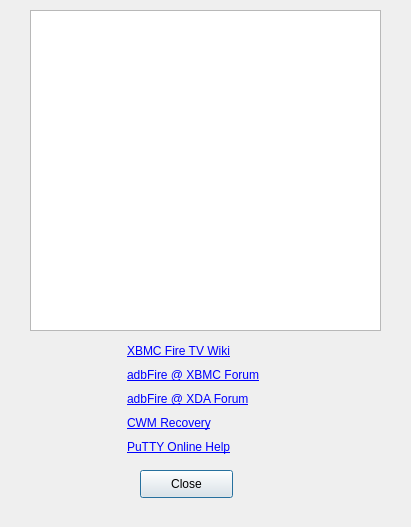
This is helpdialog.ui in kbrack1/adbFire as Qt 5 draws it before an edit. The edited form follows.
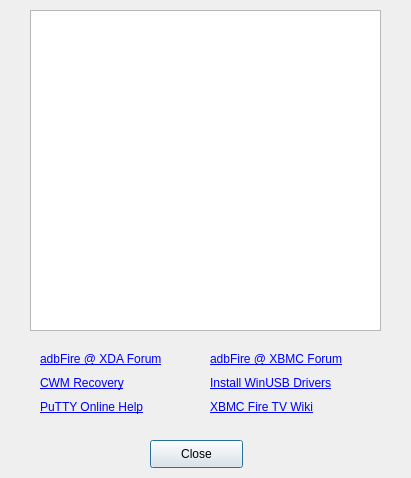
This is the edited form.

The edit to the form file:
```diff
--- a/helpdialog.ui
+++ b/helpdialog.ui
@@ -7,7 +7,7 @@
     <x>0</x>
     <y>0</y>
     <width>411</width>
-    <height>527</height>
+    <height>478</height>
    </rect>
   </property>
   <property name="windowTitle">
@@ -36,8 +36,8 @@
   <widget class="QPushButton" name="pushButton">
    <property name="geometry">
     <rect>
-     <x>140</x>
-     <y>470</y>
+     <x>150</x>
+     <y>440</y>
      <width>93</width>
      <height>28</height>
     </rect>
@@ -46,42 +46,16 @@
     <string>Close</string>
    </property>
   </widget>
-  <widget class="QWidget" name="layoutWidget">
+  <widget class="QWidget" name="">
    <property name="geometry">
     <rect>
-     <x>127</x>
-     <y>342</y>
-     <width>191</width>
-     <height>114</height>
+     <x>40</x>
+     <y>350</y>
+     <width>138</width>
+     <height>66</height>
     </rect>
    </property>
    <layout class="QVBoxLayout" name="verticalLayout">
-    <item>
-     <widget class="QLabel" name="label_5">
-      <property name="text">
-       <string>&lt;a href=&quot;http://wiki.xbmc.org/index.php?title=Amazon_Fire_TV&quot;&gt;XBMC Fire TV Wiki&lt;/a&gt;</string>
-      </property>
-      <property name="openExternalLinks">
-       <bool>true</bool>
-      </property>
-      <property name="textInteractionFlags">
-       <set>Qt::LinksAccessibleByMouse|Qt::TextSelectableByMouse</set>
-      </property>
-     </widget>
-    </item>
-    <item>
-     <widget class="QLabel" name="label_6">
-      <property name="text">
-       <string>&lt;a href=&quot;http://forum.xbmc.org/showthread.php?tid=198873&quot;&gt;adbFire @ XBMC Forum&lt;/a&gt;</string>
-      </property>
-      <property name="openExternalLinks">
-       <bool>true</bool>
-      </property>
-      <property name="textInteractionFlags">
-       <set>Qt::LinksAccessibleByMouse|Qt::TextSelectableByMouse</set>
-      </property>
-     </widget>
-    </item>
     <item>
      <widget class="QLabel" name="label_7">
       <property name="text">
@@ -123,6 +97,57 @@
     </item>
    </layout>
   </widget>
+  <widget class="QWidget" name="">
+   <property name="geometry">
+    <rect>
+     <x>210</x>
+     <y>350</y>
+     <width>150</width>
+     <height>66</height>
+    </rect>
+   </property>
+   <layout class="QVBoxLayout" name="verticalLayout_2">
+    <item>
+     <widget class="QLabel" name="label_6">
+      <property name="text">
+       <string>&lt;a href=&quot;http://forum.xbmc.org/showthread.php?tid=198873&quot;&gt;adbFire @ XBMC Forum&lt;/a&gt;</string>
+      </property>
+      <property name="openExternalLinks">
+       <bool>true</bool>
+      </property>
+      <property name="textInteractionFlags">
+       <set>Qt::LinksAccessibleByMouse|Qt::TextSelectableByMouse</set>
+      </property>
+     </widget>
+    </item>
+    <item>
+     <widget class="QLabel" name="label_11">
+      <property name="text">
+       <string>&lt;html&gt;&lt;head/&gt;&lt;body&gt;&lt;p&gt;&lt;a href=&quot;http://www.jocala.com/usbdriver/index.html&quot;&gt;&lt;span style=&quot; text-decoration: underline; color:#0000ff;&quot;&gt;Install WinUSB Drivers&lt;/span&gt;&lt;/a&gt;&lt;/p&gt;&lt;/body&gt;&lt;/html&gt;</string>
+      </property>
+      <property name="openExternalLinks">
+       <bool>true</bool>
+      </property>
+      <property name="textInteractionFlags">
+       <set>Qt::LinksAccessibleByMouse|Qt::TextSelectableByMouse</set>
+      </property>
+     </widget>
+    </item>
+    <item>
+     <widget class="QLabel" name="label_5">
+      <property name="text">
+       <string>&lt;a href=&quot;http://wiki.xbmc.org/index.php?title=Amazon_Fire_TV&quot;&gt;XBMC Fire TV Wiki&lt;/a&gt;</string>
+      </property>
+      <property name="openExternalLinks">
+       <bool>true</bool>
+      </property>
+      <property name="textInteractionFlags">
+       <set>Qt::LinksAccessibleByMouse|Qt::TextSelectableByMouse</set>
+      </property>
+     </widget>
+    </item>
+   </layout>
+  </widget>
  </widget>
  <resources/>
  <connections>
```
